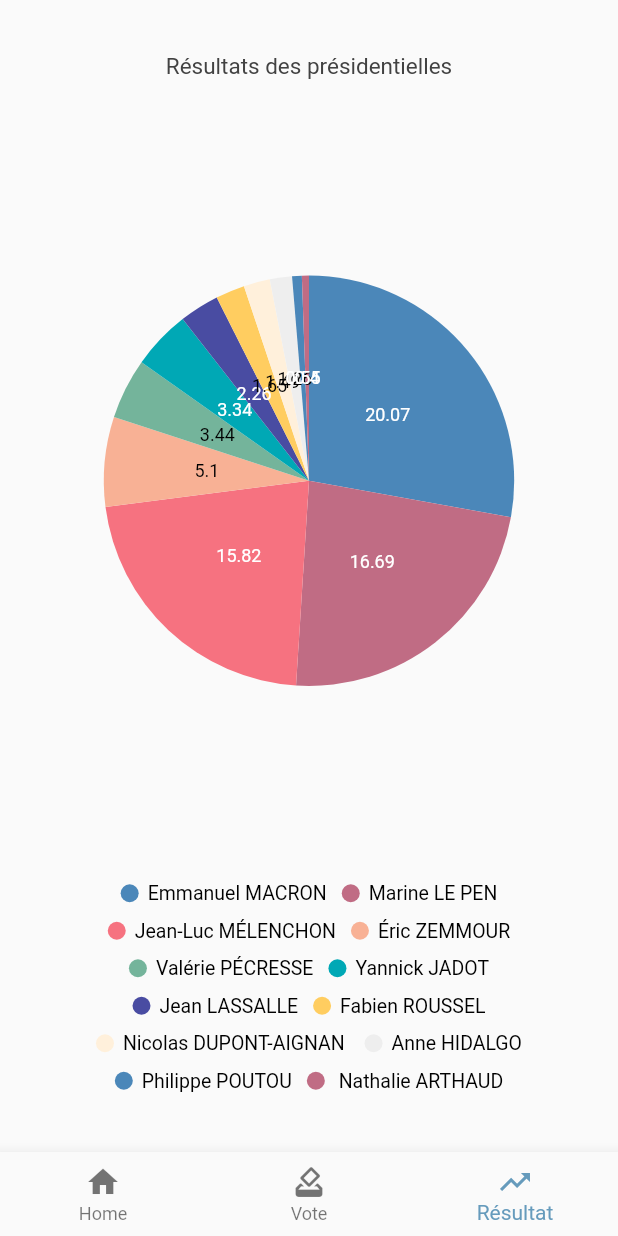
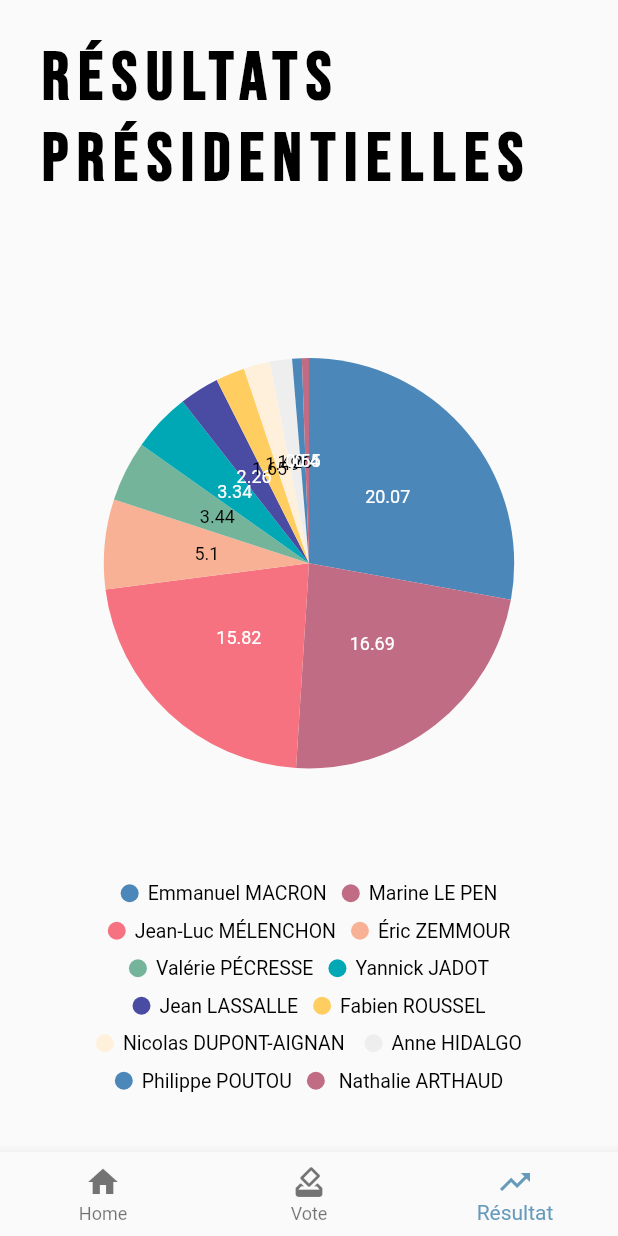
Before and after one commit to Nokimalos/HackatonStarton, a Flutter app: the MyHomePage screen opened by its route, item 3 of the bottom bar chosen, on a phone screen of 412 x 824 dp. Run offline on Flutter 3.47's test engine with Material 2 defaults, Android fonts, the light colour scheme and no system bars; our stand-ins replace blur, google_fonts, hive, local_auth, lottie, syncfusion_flutter_charts; accounts and stored records are empty.

Commit message:
[ADD] front

```diff
--- a/vote_gouv/lib/pages/ResultPage.dart
+++ b/vote_gouv/lib/pages/ResultPage.dart
@@ -1,4 +1,5 @@
 import 'package:flutter/material.dart';
+import 'package:google_fonts/google_fonts.dart';
 
 import 'package:syncfusion_flutter_charts/charts.dart';
 
@@ -23,10 +24,25 @@ class _ResultPageState extends State<ResultPage> {
   @override
   Widget build(BuildContext context) {
     return SafeArea(
-        child: Scaffold(
-      body: SfCircularChart(
-          title: ChartTitle(text: 'Résultats des présidentielles'),
+            child: Column(
+      children: [
+        Text(
+          "Résultats présidentielles",
+          style: GoogleFonts.bebasNeue(
+            textStyle: const TextStyle(
+              letterSpacing: 6,
+              fontSize: 45,
+              color: Colors.black,
+              fontWeight: FontWeight.w900,
+            ),
+          ),
+        ),
+        const SizedBox(height: 25),
+Expanded(
+          flex: 10, // 20%
+          child:  SfCircularChart(
               legend: Legend(
+                height: '40%',
                   isVisible: true,
                   overflowMode: LegendItemOverflowMode.wrap,
                   position: LegendPosition.bottom),
@@ -39,6 +55,7 @@ class _ResultPageState extends State<ResultPage> {
                     dataLabelSettings: const DataLabelSettings(isVisible: true),
                     enableTooltip: true)
           ]),
+ ) ],
     ));
   }
 
@@ -60,14 +77,6 @@ class _ResultPageState extends State<ResultPage> {
     return chartData;
   }
 }
-
-// List<double> getPourcentage() {
-//   final List<double> Pourcentage = [
-
-//   ];
-//   return Pourcentage;
-// }
-
 class GDPData {
   GDPData(this.continent, this.gdb);
   final String continent;
--- a/vote_gouv/lib/pages/home_page.dart
+++ b/vote_gouv/lib/pages/home_page.dart
@@ -2,6 +2,7 @@ import 'package:flutter/material.dart';
 import 'package:google_fonts/google_fonts.dart';
 import 'package:vote_gouv/constants/colors.dart';
 import 'package:vote_gouv/pages/ResultPage.dart';
+import 'package:vote_gouv/pages/connected_page.dart';
 import 'package:vote_gouv/pages/vote_page.dart';
 import 'package:vote_gouv/widget/bottom_nav_bar.dart';
 import 'candidat_page.dart';
@@ -20,6 +21,7 @@ class _MyHomePageState extends State<MyHomePage> {
     const ListCandidate(),
     const MyVotePage(),
     const ResultPage(),
+    const ConnectedPage(),
   ];
 
   int _selectedIndex = 0;
--- a/vote_gouv/lib/pages/login_page.dart
+++ b/vote_gouv/lib/pages/login_page.dart
@@ -83,15 +83,22 @@ class _LoginState extends State<Login> {
               ),
               const SizedBox(height: 55),
               SizedBox(
-                height: 50,
+                height: 65,
                 width: 250,
                 child: ElevatedButton(
                   style: ButtonStyle(
-                      backgroundColor: MaterialStateProperty.all(const Color.fromRGBO(97, 67, 133, 1)),
+                    shape: MaterialStateProperty.all<RoundedRectangleBorder>(
+                        RoundedRectangleBorder(
+                            borderRadius: BorderRadius.circular(20.0),
+                            )),
+                    backgroundColor: MaterialStateProperty.all(
+                        const Color.fromRGBO(97, 67, 133, 1)),
                   ),
                   onPressed: () {
-                    Navigator.push(context,
-                        MaterialPageRoute(builder: (_) => const ConnectedPage()));
+                    Navigator.push(
+                        context,
+                        MaterialPageRoute(
+                            builder: (_) => const ConnectedPage()));
                   },
                   child: const Text(
                     'Login',
```
Lines whose indentation alone changed are shown as unchanged.
